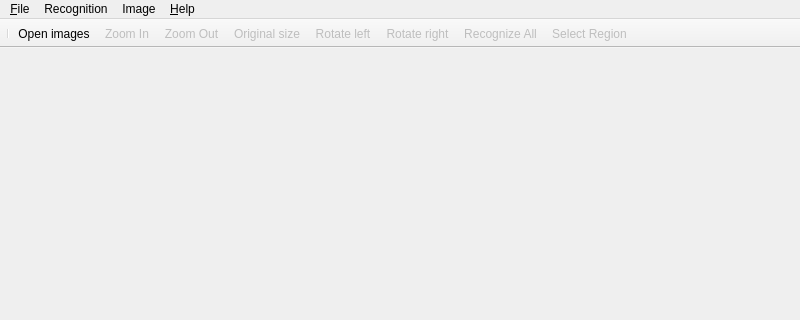
First picture: the form in gui/mainwindow.ui, repository uliss/quneiform, before the edit; both pictures show x 0 to 800 and y 0 to 320 of the 800 by 600 pixel window.
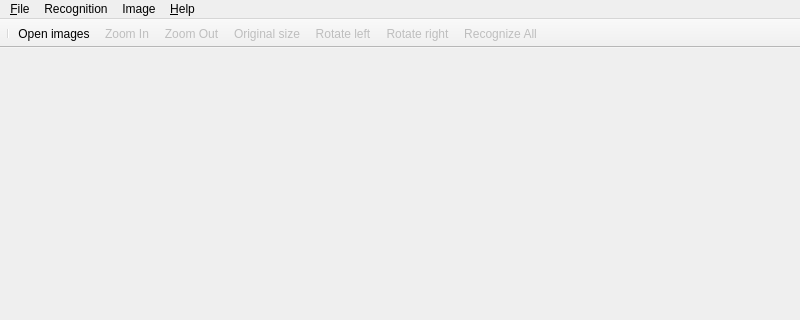
Second picture: the form after the edit. Icons and pictures are not drawn.

Commit message: Action removed from toolbar - because it's uncleared for me how selection of regions should work

```diff
--- a/gui/mainwindow.ui
+++ b/gui/mainwindow.ui
@@ -105,7 +105,6 @@
    <addaction name="actionRotateLeft"/>
    <addaction name="actionRotateRight"/>
    <addaction name="actionRecognizeAll"/>
-   <addaction name="actionSelectRegion"/>
   </widget>
   <action name="actionAbout">
    <property name="text">
```
